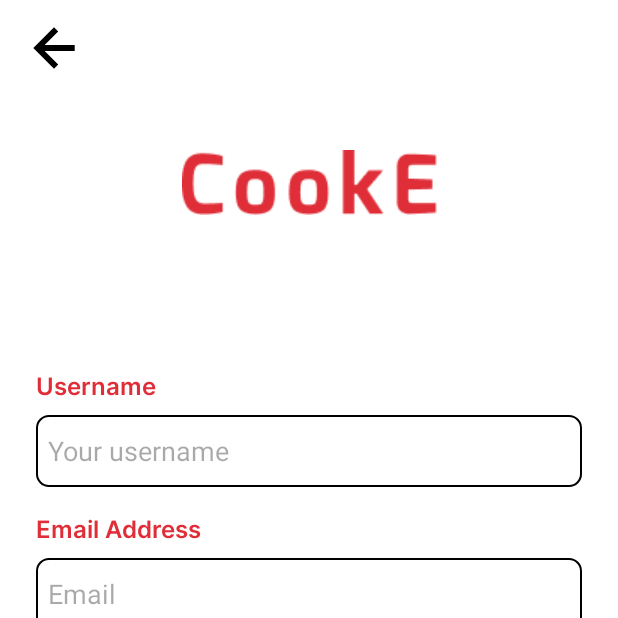
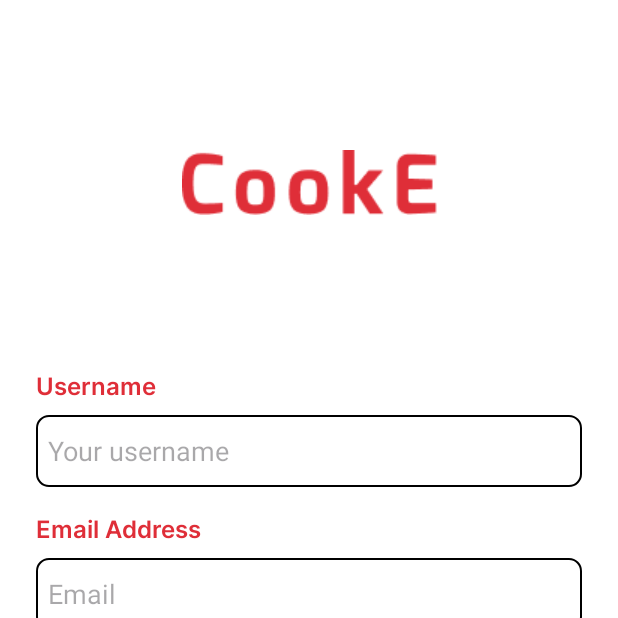
Before and after one commit to Cook-E-Capstone/Cook-E-Android, an Android app: the RegisterActivity screen opened directly, with no data from a screen before it, on a phone screen of 412 x 824 dp, the top half of it. Run offline under Robolectric (Android 15) with nearby library versions, the phone set to English and light mode, and no system bars.

Commit message:
register
remove back button

```diff
--- a/app/src/main/res/layout/activity_register.xml
+++ b/app/src/main/res/layout/activity_register.xml
@@ -8,20 +8,20 @@
     tools:context=".activities.RegisterActivity"
     android:background="@color/white">
 
-    <ImageButton
-        android:id="@+id/ib_back"
-        android:layout_width="48sp"
-        android:layout_height="48sp"
-        android:padding="4dp"
-        android:layout_gravity="start"
-        android:layout_marginStart="12dp"
-        android:layout_marginTop="8dp"
-        android:scaleType="fitCenter"
-        android:background="@null"
-        app:tint="@color/black"
-        android:src="@drawable/ic_back"
-        app:layout_constraintStart_toStartOf="parent"
-        app:layout_constraintTop_toTopOf="parent"/>
+<!--    <ImageButton-->
+<!--        android:id="@+id/ib_back"-->
+<!--        android:layout_width="48sp"-->
+<!--        android:layout_height="48sp"-->
+<!--        android:padding="4dp"-->
+<!--        android:layout_gravity="start"-->
+<!--        android:layout_marginStart="12dp"-->
+<!--        android:layout_marginTop="8dp"-->
+<!--        android:scaleType="fitCenter"-->
+<!--        android:background="@null"-->
+<!--        app:tint="@color/black"-->
+<!--        android:src="@drawable/ic_back"-->
+<!--        app:layout_constraintStart_toStartOf="parent"-->
+<!--        app:layout_constraintTop_toTopOf="parent"/>-->
 
     <ImageView
         android:layout_width="wrap_content"
```
